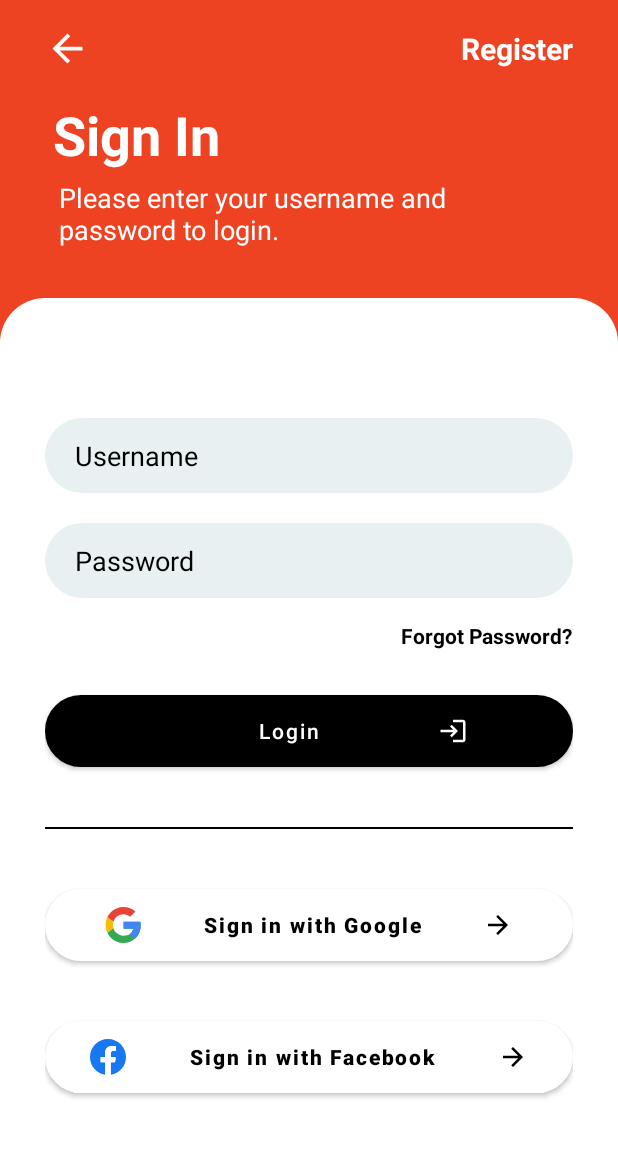
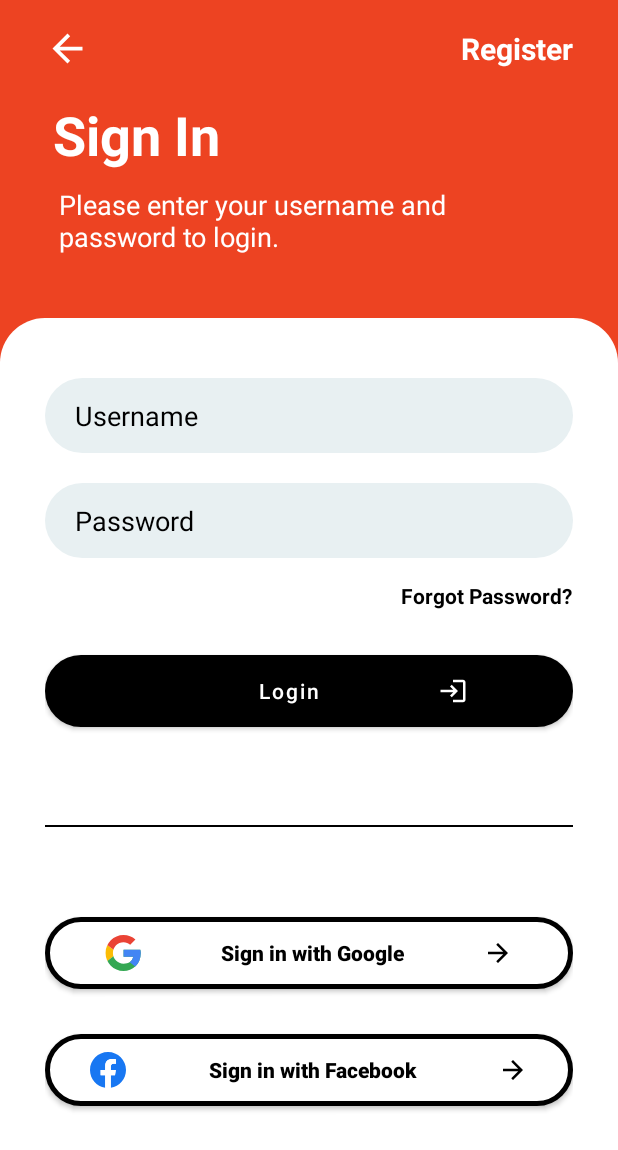
Before and after one commit to Codigo-Plataforma/CodigoPlataformaV2App, an Android app: the screen it shows after launch (LoginPage), on a phone screen of 412 x 824 dp. Shown: the top 1150 px of the screen. Run offline under Robolectric (Android 15) with nearby library versions, the phone set to English and light mode, and no system bars.

Commit message:
Modified the login page

```diff
--- a/app/src/main/res/drawable/loginbutton.xml
+++ b/app/src/main/res/drawable/loginbutton.xml
@@ -1,12 +1,15 @@
 <?xml version="1.0" encoding="utf-8"?>
 <shape xmlns:android="http://schemas.android.com/apk/res/android"
-    android:shape="rectangle">
+    android:shape="rectangle"
+    android:visible="true">
+    <gradient
+
+        android:centerColor="@color/white"
+        android:endColor="@color/white"
+        android:startColor="@color/white"/>
     <stroke
         android:width="1dp"
         android:color="@color/black"/>
-    <solid
-        android:color="@color/black"
-        />
     <corners
         android:radius="60dp" />
     <padding
--- a/app/src/main/res/layout/activity_login_page.xml
+++ b/app/src/main/res/layout/activity_login_page.xml
@@ -63,17 +63,19 @@
                 android:layout_width="wrap_content"
                 android:layout_height="wrap_content"
                 android:paddingLeft="5dp"
-                android:paddingTop="10dp"
+                android:layout_marginTop="10dp"
                 android:text="Sign In"
                 android:textColor="@color/white"
                 android:textSize="36sp"
                 android:textStyle="bold" />
 
             <TextView
-                android:layout_width="wrap_content"
-                android:layout_height="60dp"
+                android:layout_width="match_parent"
+                android:layout_height="wrap_content"
                 android:paddingLeft="9dp"
-                android:paddingTop="5dp"
+                android:layout_marginTop="10dp"
+                android:paddingBottom="10dp"
+                android:layout_marginBottom="10dp"
                 android:text="Please enter your username and \npassword to login."
                 android:textColor="@color/white"
                 android:textSize="18sp" />
@@ -88,7 +90,7 @@
             android:background="@drawable/loginlinearlayout2"
             android:orientation="vertical"
             android:paddingLeft="30dp"
-            android:paddingTop="80dp"
+            android:paddingTop="40dp"
             android:paddingRight="30dp"
             android:paddingBottom="10dp">
 
@@ -130,7 +132,7 @@
                 android:layout_width="match_parent"
                 android:layout_height="wrap_content"
                 android:layout_gravity="center"
-                android:layout_marginBottom="30dp"
+                android:layout_marginBottom="15dp"
                 android:background="@drawable/loginbutton"
                 android:drawableRight="@drawable/ic_baseline_login_24"
                 android:paddingLeft="70dp"
@@ -143,15 +145,15 @@
             <View
                 android:layout_width="match_parent"
                 android:layout_height="1dp"
-                android:layout_marginTop="10dp"
+                android:layout_marginTop="50dp"
                 android:background="@color/black" />
 
-            <Button
+            <androidx.appcompat.widget.AppCompatButton
                 android:id="@+id/LoginGoogle"
                 android:layout_width="match_parent"
                 android:layout_height="wrap_content"
                 android:layout_gravity="center"
-                android:layout_marginTop="40dp"
+                android:layout_marginTop="60dp"
                 android:layout_marginBottom="20dp"
                 android:background="@drawable/loginbutton"
                 android:drawableLeft="@drawable/google_icon"
@@ -161,11 +163,10 @@
                 android:text="Sign in with Google"
                 android:textAllCaps="false"
                 android:textColor="@color/black"
-                android:textStyle="bold"
-                app:backgroundTint="@color/white" />
+                android:textStyle="bold" />
 
 
-            <Button
+            <androidx.appcompat.widget.AppCompatButton
                 android:id="@+id/LoginFacebook"
                 android:layout_width="match_parent"
                 android:layout_height="wrap_content"
@@ -175,13 +176,13 @@
                 android:drawableRight="@drawable/ic_baseline_arrow_forward_24"
                 android:paddingLeft="30dp"
                 android:paddingRight="30dp"
-                android:layout_marginTop="20dp"
+                android:layout_marginTop="10dp"
                 android:text="Sign in with Facebook"
                 android:textAllCaps="false"
                 android:textColor="@color/black"
                 android:layout_marginBottom="10dp"
                 android:textStyle="bold"
-                app:backgroundTint="@color/white" />
+                />
 
 
         </LinearLayout>
--- a/app/src/main/res/values-night/themes.xml
+++ b/app/src/main/res/values-night/themes.xml
@@ -3,7 +3,7 @@
     <style name="Theme.CodigoPlataformaV2" parent="Theme.MaterialComponents.DayNight.NoActionBar">
         <!-- Primary brand color. -->
         <item name="colorPrimary">@color/purple_200</item>
-        <item name="colorPrimaryVariant">@color/purple_700</item>
+        <item name="colorPrimaryVariant">@color/orange</item>
         <item name="colorOnPrimary">@color/white</item>
         <!-- Secondary brand color. -->
         <item name="colorSecondary">@color/teal_200</item>
--- a/app/src/main/res/values/themes.xml
+++ b/app/src/main/res/values/themes.xml
@@ -3,7 +3,7 @@
     <style name="Theme.CodigoPlataformaV2" parent="Theme.MaterialComponents.DayNight.NoActionBar">
         <!-- Primary brand color. -->
         <item name="colorPrimary">@color/purple_500</item>
-        <item name="colorPrimaryVariant">@color/purple_700</item>
+        <item name="colorPrimaryVariant">@color/orange</item>
         <item name="colorOnPrimary">@color/white</item>
         <!-- Secondary brand color. -->
         <item name="colorSecondary">@color/teal_200</item>
```
